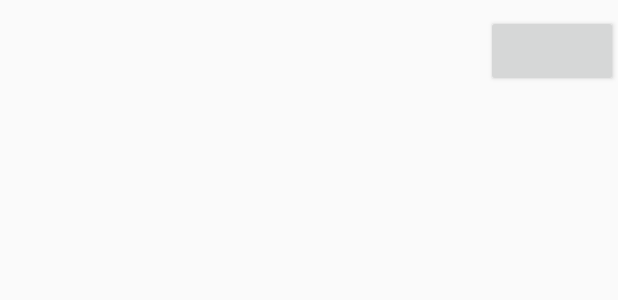
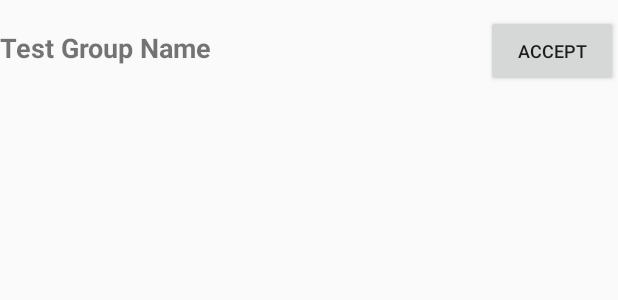
Before and after one commit to ubclaunchpad/Room8, an Android app: the layout item_pendinginvite.xml on its own in the app's theme, with its tools: preview values and no code run, on a phone screen of 412 x 824 dp. Shown: the top 300 px of the screen. Run offline under Robolectric (Android 15) with nearby library versions, the phone set to English and light mode, and no system bars.

```diff
--- a/app/src/main/res/layout/activity_create_group_view_invites.xml
+++ b/app/src/main/res/layout/activity_create_group_view_invites.xml
@@ -41,7 +41,7 @@
 
     <android.support.v7.widget.RecyclerView
         android:id="@+id/rvPendingInvites"
-        android:layout_width="365dp"
+        android:layout_width="335dp"
         android:layout_height="match_parent"
         app:layout_constraintBottom_toBottomOf="parent"
         app:layout_constraintEnd_toEndOf="parent"
--- a/app/src/main/res/layout/item_pendinginvite.xml
+++ b/app/src/main/res/layout/item_pendinginvite.xml
@@ -1,6 +1,7 @@
 <?xml version="1.0" encoding="utf-8"?>
 <LinearLayout
     xmlns:android="http://schemas.android.com/apk/res/android"
+    xmlns:tools="http://schemas.android.com/tools"
     android:orientation="horizontal"
     android:layout_width="match_parent"
     android:layout_height="wrap_content"
@@ -13,7 +14,9 @@
         android:layout_width="0dp"
         android:layout_height="wrap_content"
         android:layout_weight="1"
-        />
+        android:textSize="18sp"
+        android:textStyle="bold"
+        tools:text="Test Group Name" />
 
     <Button
         android:id="@+id/accept_button"
@@ -21,6 +24,6 @@
         android:layout_height="wrap_content"
         android:paddingLeft="16dp"
         android:paddingRight="16dp"
-        android:textSize="10sp"
-        />
+        android:text="ACCEPT"
+        android:textSize="12sp" />
 </LinearLayout>
```
Also changed, not shown: app/src/main/java/com/ubclaunchpad/room8/CreateGroupViewInvitesActivity.java (+15 -13 lines), app/src/main/java/com/ubclaunchpad/room8/PendingInvAdapter.java (+4 -9 lines).
